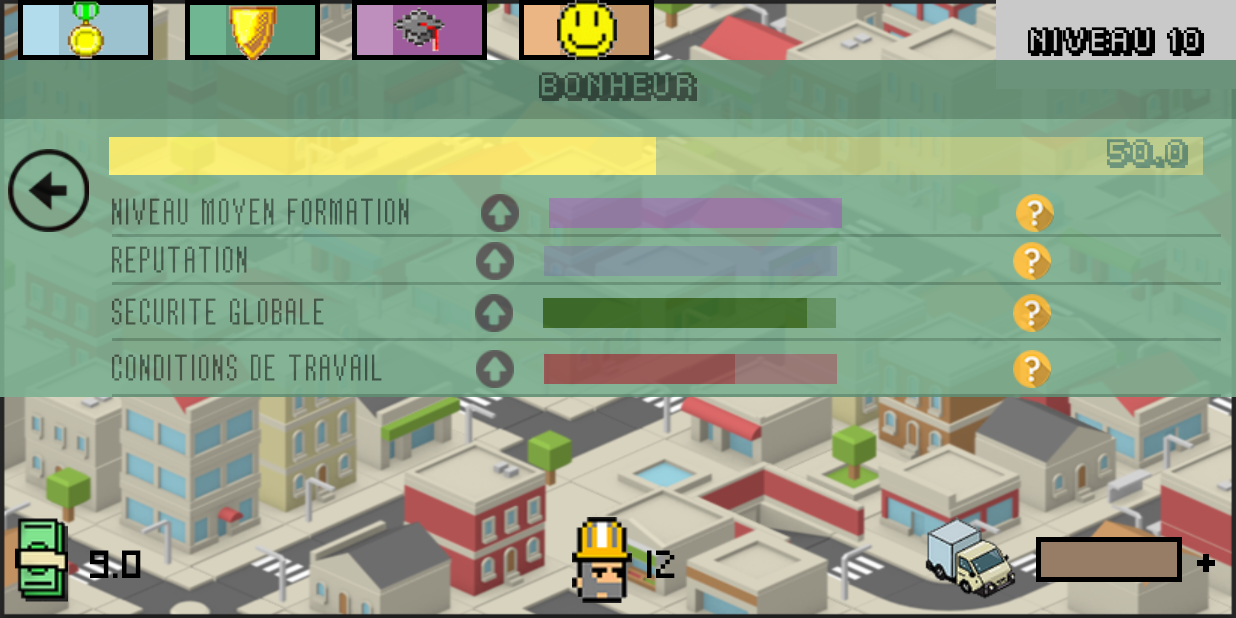
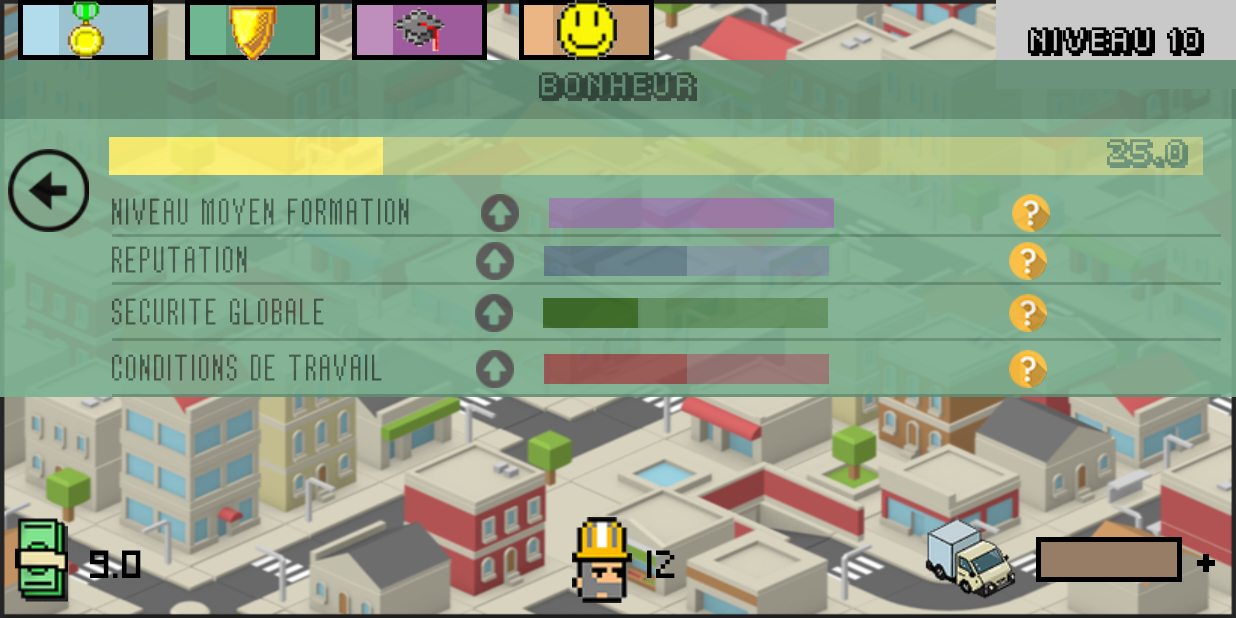
Before and after one commit to anzouaoui/companySimulator, an Android app: the screen it shows after launch (MainActivity), after a tap on an icon or button, on a phone screen of 824 x 412 dp (held sideways). Run offline under Robolectric (Android 15) with nearby library versions, the phone set to English and light mode, and no system bars.

Commit message:
attribution des valeurs correctes à toutes les progressbars relatives à la gestion du bonheur ; création d'une fonction permettant de mettre à jour continuellement la progressbar bonheur de l'accueil, et toutes les autres relatives au bonheur si le layout de detail est visible ; redimension des progress bar afin de laisser entierement apparaitre les boutons help

```diff
--- a/app/src/main/java/com/itescia/compagnysimulator/MainActivity.java
+++ b/app/src/main/java/com/itescia/compagnysimulator/MainActivity.java
@@ -45,7 +45,7 @@ public class MainActivity extends AppCompatActivity {
     Typeface typefaceLevel, typefaceRessource, typefaceLvl, typefaceMaj;
 
     ProgressBar progressBarReputation, progressBarSecurite, progressBarFormation, progressBarBonheur, progressBarRessources, ProgressBarNiveauRessources, progressBarNiveauBonheur,
-                progressBarNiveauFormation, ProgressBarNiveauReputation2, ProgressBarNiveauSecuriteGlobale;
+                progressBarNiveauFormation, ProgressBarNiveauReputation2, ProgressBarNiveauSecuriteGlobale, ProgressBarNiveauConditionsTravails2;
 
     RelativeLayout relativeLayoutHomme, relativeLayoutEmployes, relativeLayoutDetailCommercial, relativeLayoutDetailsCompetences, relativeLayoutDetailsSecurite,
             relativeLayoutDetailsSecuriteInformatique, relativeLayoutProgressBarOneComptableWorker1_1, relativeLayoutProgressBarOneComptableWorker1_2,
@@ -206,7 +206,7 @@ public class MainActivity extends AppCompatActivity {
         TextViewNiveauRessources = (TextView) findViewById(R.id.TextViewNiveauRessources);
         TextViewNiveauRessources.setText(String.valueOf(Ressources.getInstance()));
 
-        textViewNiveauBonheur.setText(String.valueOf(entreprise.getBonheur() * 100));
+        //textViewNiveauBonheur.setText(String.valueOf(entreprise.getBonheur() * 100));
 
         textViewArgent.setText("0");
         textViewNomJoueur.setVisibility(View.GONE);
@@ -308,11 +308,13 @@ public class MainActivity extends AppCompatActivity {
         progressBarNiveauBonheur = (ProgressBar) findViewById(R.id.ProgressBarNiveauBonheur);
         progressBarNiveauBonheur.setProgress((int)(entreprise.getBonheur()*100));
         progressBarNiveauFormation = (ProgressBar) findViewById(R.id.ProgressBarNiveauFormation);
-        progressBarNiveauFormation.setProgress((int)entreprise.getNiveauMoyenFormation()*100);
+        progressBarNiveauFormation.setProgress((int)(entreprise.getNiveauMoyenFormation()*100));
         ProgressBarNiveauReputation2 = (ProgressBar) findViewById(R.id.ProgressBarNiveauReputation2);
-        ProgressBarNiveauReputation2.setProgress((int)entreprise.getReputation()*100);
-//        ProgressBarNiveauSecuriteGlobale = (ProgressBar) findViewById(R.id.ProgressBarNiveauSecuriteGlobale);
-//        ProgressBarNiveauSecuriteGlobale.setProgress((int)entreprise.getTauxSecuGlobal()*100);
+        ProgressBarNiveauReputation2.setProgress((int)(entreprise.getReputation()*100));
+        ProgressBarNiveauSecuriteGlobale = (ProgressBar) findViewById(R.id.ProgressBarNiveauSecuriteGlobale);
+        ProgressBarNiveauSecuriteGlobale.setProgress((int)(entreprise.getTauxSecuGlobal()*100));
+        ProgressBarNiveauConditionsTravails2 = (ProgressBar) findViewById(R.id.ProgressBarNiveauConditionsTravails2);
+        ProgressBarNiveauConditionsTravails2.setProgress((int)(entreprise.getTauxQualConditionTravail()*100));
 
         //ELEMENTS RELATIVE LAYOUT
         relativeLayoutHomme = (RelativeLayout) findViewById(R.id.RelativeLayoutHomme);
@@ -1066,15 +1068,36 @@ public class MainActivity extends AppCompatActivity {
 
     /**
      *  Met à jour les deux progressbar et le texte indiquant le nombre de ressources
+     *  @author casag
      */
     private void majGraphRessources() {
         progressBarRessources.setProgress(Ressources.getInstance());
-        ProgressBarNiveauRessources.setProgress(Ressources.getInstance());
-        TextViewNiveauRessources.setText(String.valueOf(Ressources.getInstance()));
+        if(relativeLayoutDetailsRessources.getVisibility() == View.VISIBLE) {
+            ProgressBarNiveauRessources.setProgress(Ressources.getInstance());
+            TextViewNiveauRessources.setText(String.valueOf(Ressources.getInstance()));
+        }
     }
 
     /**
-     * Fonction permettant de décrémenter automatiquement les ressources
+     * Met à jour les dex progressbar et le texte indiquant le taux de bonheur
+     */
+    private void majGraphBonheur() {
+        entreprise.setTauxBonheur();
+        progressBarBonheur.setProgress((int)(entreprise.getBonheur()*100));
+        if(relativeLayoutDetailsBonheur.getVisibility() == View.VISIBLE) {
+            textViewNiveauBonheur.setText(String.valueOf(entreprise.getBonheur() * 100));
+            progressBarNiveauBonheur.setProgress((int) (entreprise.getBonheur() * 100));
+            progressBarNiveauFormation.setProgress((int)(entreprise.getNiveauMoyenFormation()*100));
+            ProgressBarNiveauReputation2.setProgress((int)(entreprise.getReputation()*100));
+            ProgressBarNiveauSecuriteGlobale.setProgress((int)(entreprise.getTauxSecuGlobal()*100));
+            ProgressBarNiveauConditionsTravails2.setProgress((int)(entreprise.getTauxQualConditionTravail()*100));
+        }
+    }
+
+    /**
+     * Fonction permettant de décrémenter automatiquement les ressources.
+     * Met à jour de multiples éléments
+     * @author casag
      */
     private void decrementeRessources() {
         _t2 = new Timer();
@@ -1087,6 +1110,7 @@ public class MainActivity extends AppCompatActivity {
                     public void run() {
                         if (Ressources.getInstance() >= 0) {
                             majGraphRessources();
+                            majGraphBonheur();
                         } else {
                             _t2.cancel();
                             gameOver("Vous n'avez plus assez de ressources. L'entreprise a fait faillite !");
@@ -1178,6 +1202,11 @@ public class MainActivity extends AppCompatActivity {
         Toast.makeText(getApplicationContext(), nbRes + " ressources achetées !", Toast.LENGTH_LONG).show();
     }
 
+    /**
+     * Affiche un message de Game Over et redémarre le jeu
+     * @param raison : ce sera le message à l'intérieur de la popup
+     * @author casag
+     */
     private void gameOver(String raison) {
         AlertDialog.Builder dlgAlert  = new AlertDialog.Builder(MainActivity.this);
         dlgAlert.setMessage(raison);
--- a/app/src/main/res/layout/activity_main.xml
+++ b/app/src/main/res/layout/activity_main.xml
@@ -2672,7 +2672,7 @@
                             <ProgressBar
                                 android:id="@+id/ProgressBarNiveauFormation"
                                 style="@android:style/Widget.ProgressBar.Horizontal"
-                                android:layout_width="195dp"
+                                android:layout_width="190dp"
                                 android:layout_height="20dp"
                                 android:layout_centerVertical="true"
                                 android:layout_marginStart="20dp"
@@ -2733,7 +2733,7 @@
                             <ProgressBar
                                 android:id="@+id/ProgressBarNiveauReputation2"
                                 style="@android:style/Widget.ProgressBar.Horizontal"
-                                android:layout_width="195dp"
+                                android:layout_width="190dp"
                                 android:layout_height="20dp"
                                 android:layout_centerVertical="true"
                                 android:layout_marginStart="20dp"
@@ -2794,7 +2794,7 @@
                             <ProgressBar
                                 android:id="@+id/ProgressBarNiveauSecuriteGlobale"
                                 style="@android:style/Widget.ProgressBar.Horizontal"
-                                android:layout_width="195dp"
+                                android:layout_width="190dp"
                                 android:layout_height="20dp"
                                 android:layout_centerVertical="true"
                                 android:layout_marginStart="20dp"
@@ -2855,7 +2855,7 @@
                             <ProgressBar
                                 android:id="@+id/ProgressBarNiveauConditionsTravails2"
                                 style="@android:style/Widget.ProgressBar.Horizontal"
-                                android:layout_width="195dp"
+                                android:layout_width="190dp"
                                 android:layout_height="20dp"
                                 android:layout_centerVertical="true"
                                 android:layout_marginStart="20dp"
```
